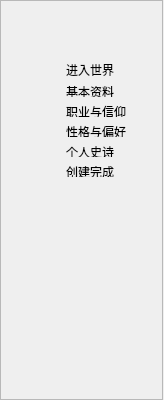
Old version of the form src/coeus/coeus_client_qt/character_creator_left_guides_widget.ui in the repository AngryPowman/Coeus.
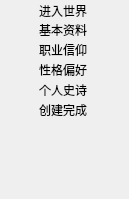
New version of the form. Icons and pictures are not drawn.

Commit message: inflect the interface for character creator

The edit to the form file:
```diff
--- a/src/coeus/coeus_client_qt/character_creator_left_guides_widget.ui
+++ b/src/coeus/coeus_client_qt/character_creator_left_guides_widget.ui
@@ -6,131 +6,121 @@
    <rect>
     <x>0</x>
     <y>0</y>
-    <width>164</width>
-    <height>400</height>
+    <width>129</width>
+    <height>199</height>
    </rect>
   </property>
   <property name="sizePolicy">
-   <sizepolicy hsizetype="Fixed" vsizetype="Expanding">
+   <sizepolicy hsizetype="Fixed" vsizetype="Fixed">
     <horstretch>0</horstretch>
     <verstretch>0</verstretch>
    </sizepolicy>
   </property>
-  <property name="minimumSize">
-   <size>
-    <width>164</width>
-    <height>400</height>
-   </size>
-  </property>
   <property name="maximumSize">
    <size>
-    <width>164</width>
-    <height>16777215</height>
+    <width>129</width>
+    <height>199</height>
    </size>
   </property>
   <property name="windowTitle">
    <string>Form</string>
   </property>
-  <widget class="QFrame" name="frame">
+  <widget class="QLabel" name="lblPage_2">
    <property name="geometry">
     <rect>
-     <x>0</x>
-     <y>0</y>
-     <width>163</width>
-     <height>400</height>
+     <x>39</x>
+     <y>41</y>
+     <width>48</width>
+     <height>16</height>
     </rect>
    </property>
-   <property name="sizePolicy">
-    <sizepolicy hsizetype="Fixed" vsizetype="Expanding">
-     <horstretch>0</horstretch>
-     <verstretch>0</verstretch>
-    </sizepolicy>
+   <property name="text">
+    <string>&lt;html&gt;&lt;head/&gt;&lt;body&gt;&lt;p&gt;职业信仰&lt;/p&gt;&lt;/body&gt;&lt;/html&gt;</string>
    </property>
-   <property name="minimumSize">
-    <size>
-     <width>163</width>
-     <height>400</height>
-    </size>
+  </widget>
+  <widget class="QLabel" name="lblPage_1">
+   <property name="geometry">
+    <rect>
+     <x>39</x>
+     <y>21</y>
+     <width>48</width>
+     <height>16</height>
+    </rect>
    </property>
-   <property name="maximumSize">
-    <size>
-     <width>164</width>
-     <height>400</height>
-    </size>
+   <property name="styleSheet">
+    <string notr="true"/>
    </property>
-   <property name="frameShape">
-    <enum>QFrame::StyledPanel</enum>
+   <property name="text">
+    <string>&lt;html&gt;&lt;head/&gt;&lt;body&gt;&lt;p&gt;基本资料&lt;/p&gt;&lt;/body&gt;&lt;/html&gt;</string>
    </property>
-   <property name="frameShadow">
-    <enum>QFrame::Raised</enum>
+  </widget>
+  <widget class="QLabel" name="lblArrow">
+   <property name="geometry">
+    <rect>
+     <x>22</x>
+     <y>3</y>
+     <width>16</width>
+     <height>16</height>
+    </rect>
    </property>
-   <widget class="QWidget" name="layoutWidget">
-    <property name="geometry">
-     <rect>
-      <x>48</x>
-      <y>63</y>
-      <width>78</width>
-      <height>114</height>
-     </rect>
-    </property>
-    <layout class="QGridLayout" name="gridLayout">
-     <item row="0" column="1">
-      <widget class="QLabel" name="lblPage_0">
-       <property name="text">
-        <string>进入世界</string>
-       </property>
-      </widget>
-     </item>
-     <item row="3" column="1">
-      <widget class="QLabel" name="lblPage_3">
-       <property name="text">
-        <string>&lt;html&gt;&lt;head/&gt;&lt;body&gt;&lt;p&gt;性格与偏好&lt;/p&gt;&lt;/body&gt;&lt;/html&gt;</string>
-       </property>
-      </widget>
-     </item>
-     <item row="4" column="1">
-      <widget class="QLabel" name="lblPage_4">
-       <property name="text">
-        <string>&lt;html&gt;&lt;head/&gt;&lt;body&gt;&lt;p&gt;个人史诗&lt;/p&gt;&lt;/body&gt;&lt;/html&gt;</string>
-       </property>
-      </widget>
-     </item>
-     <item row="2" column="1">
-      <widget class="QLabel" name="lblPage_2">
-       <property name="text">
-        <string>&lt;html&gt;&lt;head/&gt;&lt;body&gt;&lt;p&gt;职业与信仰&lt;/p&gt;&lt;/body&gt;&lt;/html&gt;</string>
-       </property>
-      </widget>
-     </item>
-     <item row="1" column="1">
-      <widget class="QLabel" name="lblPage_1">
-       <property name="styleSheet">
-        <string notr="true"/>
-       </property>
-       <property name="text">
-        <string>&lt;html&gt;&lt;head/&gt;&lt;body&gt;&lt;p&gt;基本资料&lt;/p&gt;&lt;/body&gt;&lt;/html&gt;</string>
-       </property>
-      </widget>
-     </item>
-     <item row="0" column="0">
-      <widget class="QLabel" name="lblArrow">
-       <property name="text">
-        <string/>
-       </property>
-       <property name="pixmap">
-        <pixmap resource="coeus_client_qt.qrc">:/coeus_client_qt/right_arrow.png</pixmap>
-       </property>
-      </widget>
-     </item>
-     <item row="5" column="1">
-      <widget class="QLabel" name="lblPage_5">
-       <property name="text">
-        <string>&lt;html&gt;&lt;head/&gt;&lt;body&gt;&lt;p&gt;创建完成&lt;/p&gt;&lt;/body&gt;&lt;/html&gt;</string>
-       </property>
-      </widget>
-     </item>
-    </layout>
-   </widget>
+   <property name="text">
+    <string/>
+   </property>
+   <property name="pixmap">
+    <pixmap resource="coeus_client_qt.qrc">:/coeus_client_qt/right_arrow.png</pixmap>
+   </property>
+  </widget>
+  <widget class="QLabel" name="lblPage_5">
+   <property name="geometry">
+    <rect>
+     <x>39</x>
+     <y>101</y>
+     <width>48</width>
+     <height>16</height>
+    </rect>
+   </property>
+   <property name="text">
+    <string>&lt;html&gt;&lt;head/&gt;&lt;body&gt;&lt;p&gt;创建完成&lt;/p&gt;&lt;/body&gt;&lt;/html&gt;</string>
+   </property>
+  </widget>
+  <widget class="QLabel" name="lblPage_0">
+   <property name="geometry">
+    <rect>
+     <x>39</x>
+     <y>3</y>
+     <width>48</width>
+     <height>16</height>
+    </rect>
+   </property>
+   <property name="text">
+    <string>进入世界</string>
+   </property>
+  </widget>
+  <widget class="QLabel" name="lblPage_3">
+   <property name="geometry">
+    <rect>
+     <x>39</x>
+     <y>61</y>
+     <width>48</width>
+     <height>16</height>
+    </rect>
+   </property>
+   <property name="text">
+    <string>&lt;html&gt;&lt;head/&gt;&lt;body&gt;&lt;p&gt;性格偏好&lt;/p&gt;&lt;/body&gt;&lt;/html&gt;</string>
+   </property>
+  </widget>
+  <widget class="QLabel" name="lblPage_4">
+   <property name="geometry">
+    <rect>
+     <x>39</x>
+     <y>81</y>
+     <width>48</width>
+     <height>16</height>
+    </rect>
+   </property>
+   <property name="text">
+    <string>&lt;html&gt;&lt;head/&gt;&lt;body&gt;&lt;p&gt;个人史诗&lt;/p&gt;&lt;/body&gt;&lt;/html&gt;</string>
+   </property>
   </widget>
  </widget>
  <resources>
```
The commit also changes 31 other files.
